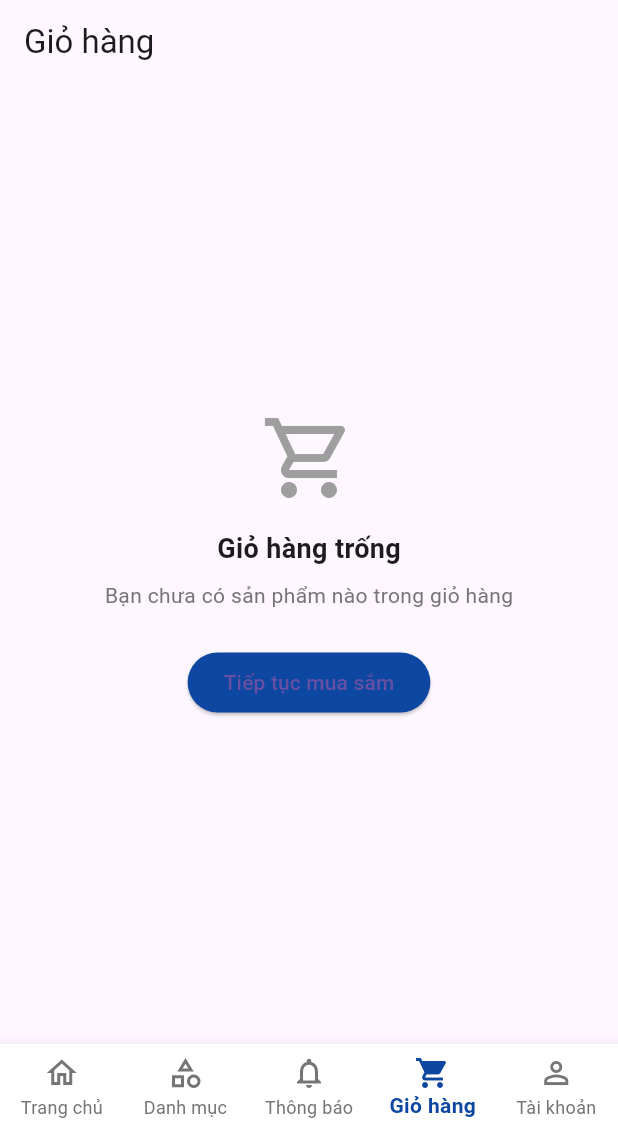
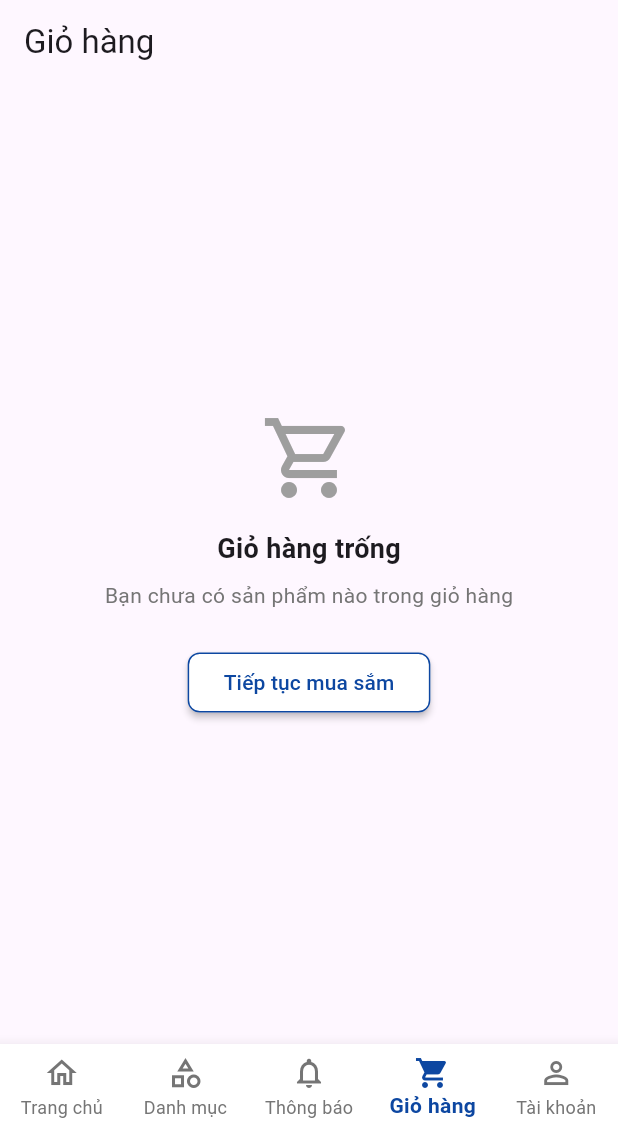
Before and after one commit to LygazGaming/focusbadminton, a Flutter app: the screen it shows once a user with an empty profile is signed in, item 4 of the bottom bar chosen, on a phone screen of 412 x 824 dp, the part 105-1236 px from its top. Run offline on Flutter 3.47's test engine with Material 3 defaults, Android fonts, the phone set to English and light mode, and no system bars; our stand-ins replace cached_network_image, cloud_firestore, firebase_auth, firebase_core, flutter_svg, google_sign_in; missing offline and left inert: flutter_paypal; accounts and stored records are empty.

Commit message:
Update các nút trống

```diff
--- a/lib/screens/cart_screen.dart
+++ b/lib/screens/cart_screen.dart
@@ -123,7 +123,13 @@ class _CartScreenState extends State<CartScreen> {
                   CustomButton(
                     label: 'Tiếp tục mua sắm',
                     style: ElevatedButton.styleFrom(
-                      backgroundColor: Colors.blue[900],
+                      backgroundColor: Colors.white,
+                      foregroundColor: Colors.blue[900],
+                      elevation: 2,
+                      side: BorderSide(color: Colors.blue[900]!),
+                      shape: RoundedRectangleBorder(
+                        borderRadius: BorderRadius.circular(8),
+                      ),
                     ),
                     onPressed: () {
                       Navigator.pushNamedAndRemoveUntil(
```
Also changed, not shown: lib/screens/favorites_screen.dart (+7 -1 lines).
